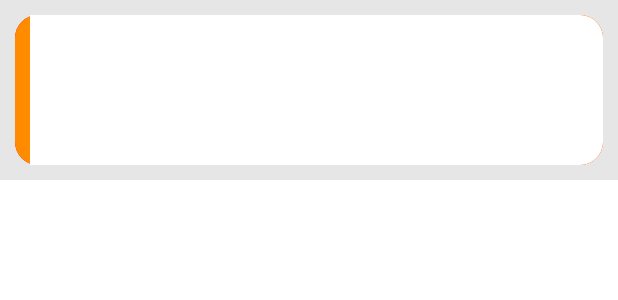
After one commit to masato1230/OrangeTodo, an Android app: the layout row_todo_list.xml on its own in the app's theme, with its tools: preview values and no code run, on a phone screen of 412 x 824 dp. The commit adds this screen. Shown: the top 300 px of the screen. Run offline under Robolectric (Android 15) with nearby library versions, the phone set to English and light mode, and no system bars.

Commit message:
Create todolist row base design

```diff
--- /dev/null
+++ b/app/src/main/res/drawable/row_list_white_background.xml
@@ -0,0 +1,6 @@
+<?xml version="1.0" encoding="utf-8"?>
+<shape xmlns:android="http://schemas.android.com/apk/res/android">
+    <solid android:color="@color/white"/>
+    <corners android:topRightRadius="15dp"
+        android:bottomRightRadius="15dp"/>
+</shape>
--- /dev/null
+++ b/app/src/main/res/drawable/row_todo_list_orange_background.xml
@@ -0,0 +1,5 @@
+<?xml version="1.0" encoding="utf-8"?>
+<shape xmlns:android="http://schemas.android.com/apk/res/android">
+    <solid android:color="@color/orange"/>
+    <corners android:radius="15dp" />
+</shape>
--- /dev/null
+++ b/app/src/main/res/drawable/row_todo_list_red_background.xml
@@ -0,0 +1,5 @@
+<?xml version="1.0" encoding="utf-8"?>
+<shape xmlns:android="http://schemas.android.com/apk/res/android">
+    <solid android:color="@color/red"/>
+    <corners android:radius="15dp" />
+</shape>
--- a/app/src/main/res/layout/fragment_todo_list_list.xml
+++ b/app/src/main/res/layout/fragment_todo_list_list.xml
@@ -9,5 +9,5 @@
     android:layout_marginLeft="16dp"
     android:layout_marginRight="16dp"
     app:layoutManager="LinearLayoutManager"
-    tools:context=".TodoListFragment"
-    tools:listitem="@layout/fragment_todo_list" />
+    android:background="@color/white_smoke"
+    tools:context=".TodoListFragment" />
--- /dev/null
+++ b/app/src/main/res/layout/row_todo_list.xml
@@ -0,0 +1,34 @@
+<?xml version="1.0" encoding="utf-8"?>
+<androidx.constraintlayout.widget.ConstraintLayout
+    xmlns:android="http://schemas.android.com/apk/res/android"
+    android:layout_width="match_parent"
+    android:background="@color/white_smoke"
+    android:padding="10dp"
+    android:layout_height="120dp">
+
+    <androidx.constraintlayout.widget.ConstraintLayout
+        android:id="@+id/row_list_background"
+        android:background="@drawable/row_todo_list_red_background"
+        android:layout_width="match_parent"
+        android:layout_height="match_parent" >
+    </androidx.constraintlayout.widget.ConstraintLayout>
+
+    <androidx.constraintlayout.widget.ConstraintLayout
+        android:id="@+id/row_list_foreground"
+        android:layout_width="match_parent"
+        android:layout_height="match_parent" >
+        <LinearLayout
+            android:background="@drawable/row_todo_list_orange_background"
+            android:layout_width="match_parent"
+            android:layout_height="match_parent" />
+        <androidx.constraintlayout.widget.ConstraintLayout
+            android:layout_marginLeft="10dp"
+            android:background="@drawable/row_list_white_background"
+            android:layout_width="match_parent"
+            android:layout_height="match_parent" >
+
+        </androidx.constraintlayout.widget.ConstraintLayout>
+
+    </androidx.constraintlayout.widget.ConstraintLayout>
+
+</androidx.constraintlayout.widget.ConstraintLayout>
--- a/app/src/main/res/values/colors.xml
+++ b/app/src/main/res/values/colors.xml
@@ -8,5 +8,7 @@
     <color name="black">#FF000000</color>
     <color name="white">#FFFFFFFF</color>
     <color name="transparent_white">#80FFFFFF</color>
+    <color name="white_smoke">#E6E6E6</color>
     <color name="orange">#ff8c00</color>
+    <color name="red">#ff0000</color>
 </resources>
```
Also changed, not shown: app/src/main/res/layout/fragment_todo_list.xml (deleted, +0 -20 lines).
